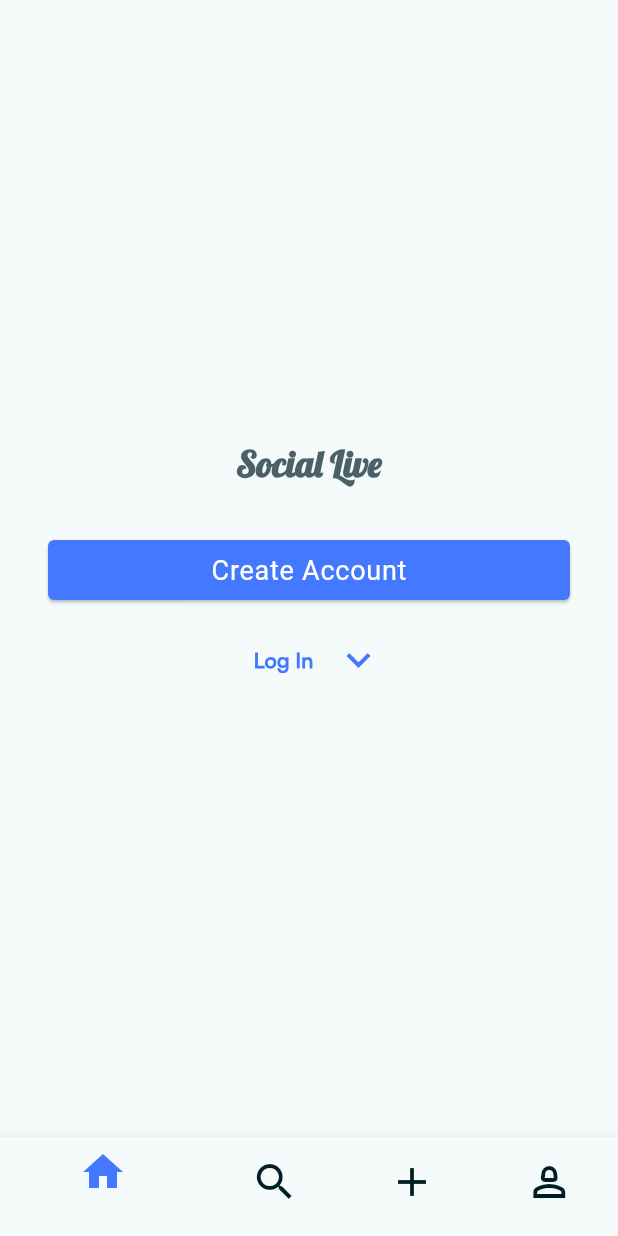
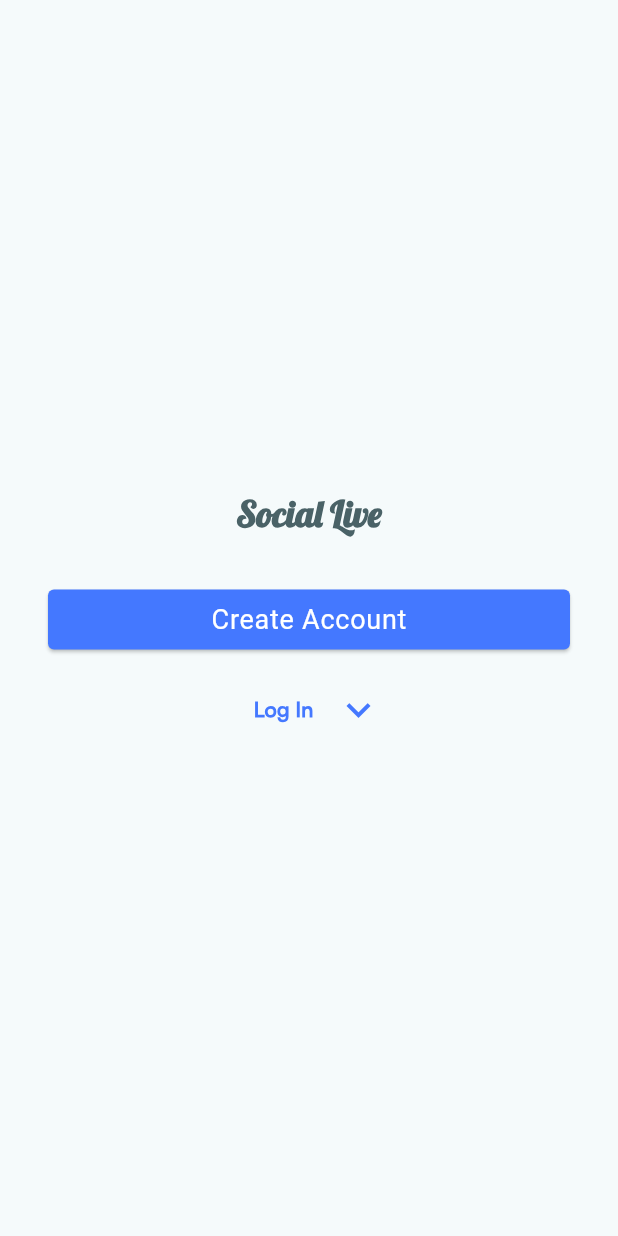
Before and after one commit to Ridoy-paul/Team-White-Ostad-Flutter-Pro-Batch-Social-Media-Application, a Flutter app: the screen it shows after launch, on a phone screen of 412 x 824 dp. Run offline on Flutter 3.47's test engine with Material 3 defaults, Android fonts, the light colour scheme and no system bars; our stand-ins replace flutter_screenutil, get.

Commit message:
welcome ui v1 added

```diff
--- a/lib/presentation/screens/auth/welcome_screen/welcome_screen.dart
+++ b/lib/presentation/screens/auth/welcome_screen/welcome_screen.dart
@@ -49,14 +49,7 @@ class _WelcomeScreenState extends State<WelcomeScreen> {
                     ),
       ),
     ),
-      bottomNavigationBar: BottomNavigationBar(
-        items: const [
-          BottomNavigationBarItem(icon: Icon(Icons.home,),label: "Home"),
-          BottomNavigationBarItem(icon: Icon(Icons.search),label: "search"),
-          BottomNavigationBarItem(icon: Icon(Icons.add),label: "add"),
-          BottomNavigationBarItem(icon: Icon(Icons.person_2_outlined),label: "profile"),
-        ],
-      ),
+
     );
   }
 
```
